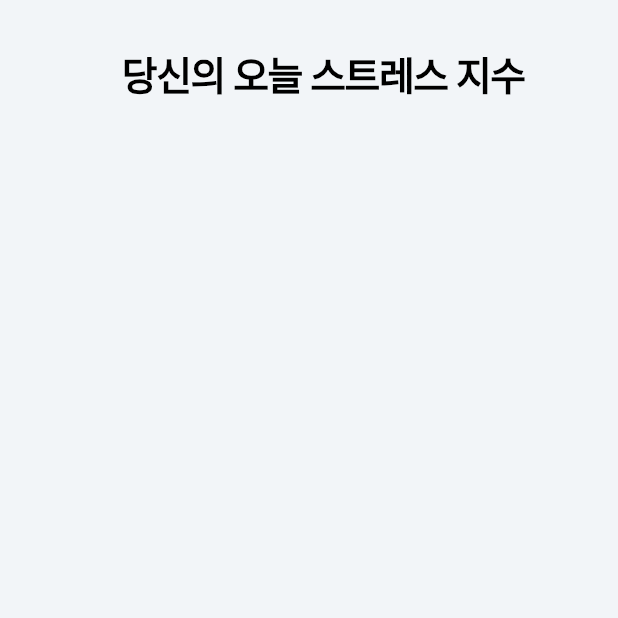
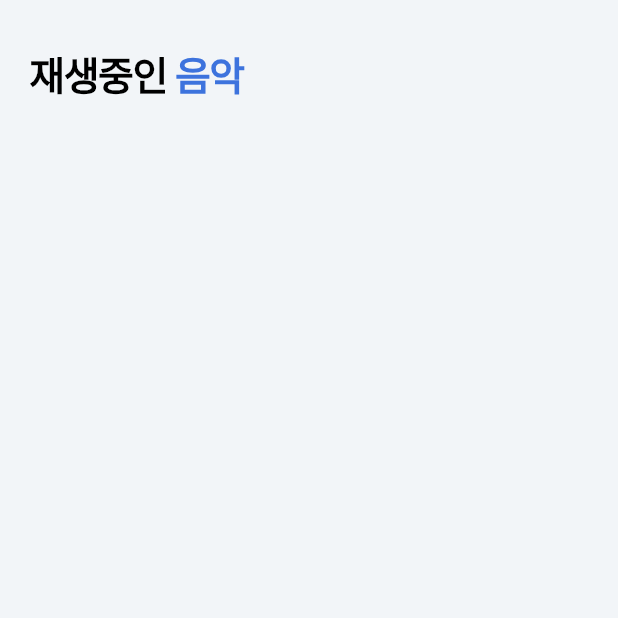
Before and after one commit to minsung521/IRFY, a Flutter app: the MusicHome screen opened by its route, on a phone screen of 412 x 824 dp, the top half of it. Run offline on Flutter 3.47's test engine with Material 2 defaults, Android fonts, the phone set to English and light mode, and no system bars; our stand-ins replace carousel_slider, font_awesome_flutter, webview_flutter.

```diff
--- a/lib/home/howyoufeeltoday.dart
+++ b/lib/home/howyoufeeltoday.dart
@@ -120,7 +120,7 @@ class _HowUFeelTodayState extends State<HowUFeelToday> {
                         : MyHome.of(context).feeling == 2
                             ? "보통"
                             : MyHome.of(context).feeling == 3
-                                ? "스트레스"
+                                ? "스트레스 쌓임"
                                 : MyHome.of(context).feeling == 4
                                     ? "스트레스 푹푹"
                                     : "ERROR",
--- a/lib/home/myhome.dart
+++ b/lib/home/myhome.dart
@@ -223,8 +223,8 @@ class _HomeState extends State<MyHome> {
                                   borderRadius: BorderRadius.circular(8.0),
                                 ),
                               ),
-                              onPressed: () => elements
-                                  .onClick(context), //이부분 어떻게 해야할찌 모르겠다.
+                              onPressed: () =>
+                                  elements.onClick(context), //fixed
                               child: Text(
                                 elements.btnText,
                                 style: TextStyle(
--- a/lib/music/musichome.dart
+++ b/lib/music/musichome.dart
@@ -11,15 +11,28 @@ class MusicHome extends StatelessWidget {
           Column(
             children: [
               Padding(
-                padding: const EdgeInsets.fromLTRB(20, 30, 0, 0),
-                child: Text(
-                  '당신의 오늘 스트레스 지수',
+                padding: const EdgeInsets.fromLTRB(20, 30, 0, 15),
+                child: Row(
+                  children: [
+                    Text(
+                      '재생중인 ',
                       style: TextStyle(
                         color: Colors.black,
                         fontSize: 26,
                         letterSpacing: -1,
                         fontWeight: FontWeight.bold,
                       ),
+                    ),
+                    Text(
+                      "음악",
+                      style: TextStyle(
+                        color: Color(0xff3D73DD),
+                        fontSize: 26,
+                        letterSpacing: -1,
+                        fontWeight: FontWeight.bold,
+                      ),
+                    ),
+                  ],
                 ),
               ),
             ],
--- a/pubspec.yaml
+++ b/pubspec.yaml
@@ -33,6 +33,11 @@ dependencies:
   flutter_swiper: ^1.1.6
   webview_flutter: ^0.3.19+9
   get: ^4.1.4
+  firebase_core: ^1.3.0
+  firebase_auth: ^1.4.1
+  firebase_analytics: ^8.1.2
+  firebase_storage: ^8.1.3
+  font_awesome_flutter: ^9.1.0
 
 dev_dependencies:
   flutter_test:
```
Also changed, not shown: lib/aboutIRFY/aboutIRFY.dart (+75 -16 lines), lib/webtoon/webtoonhome.dart (+35 -1 lines), assets/.png (deleted), assets/BEATY.png (added), assets/IRFY-intro.png (added), assets/IRFYI'm Ready For You.png (added), assets/about.png (deleted), assets/appbarB.svg (deleted), assets/cheer.png (renamed from assets/today'scheer.png), assets/facebook.png (deleted), assets/irfyme.png (deleted), assets/stress.png (added), assets/그룹 72.png (deleted), assets/그룹 72@2x.png (deleted), 3 more files, 2 other files. Lines whose indentation alone changed are shown as unchanged.
